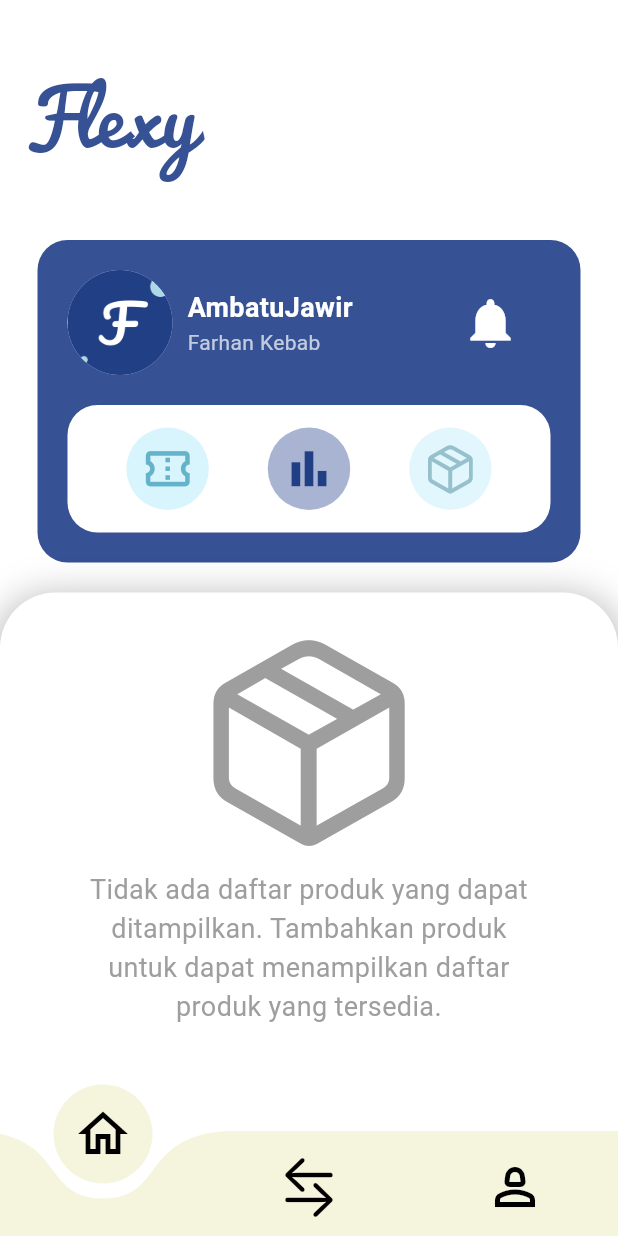
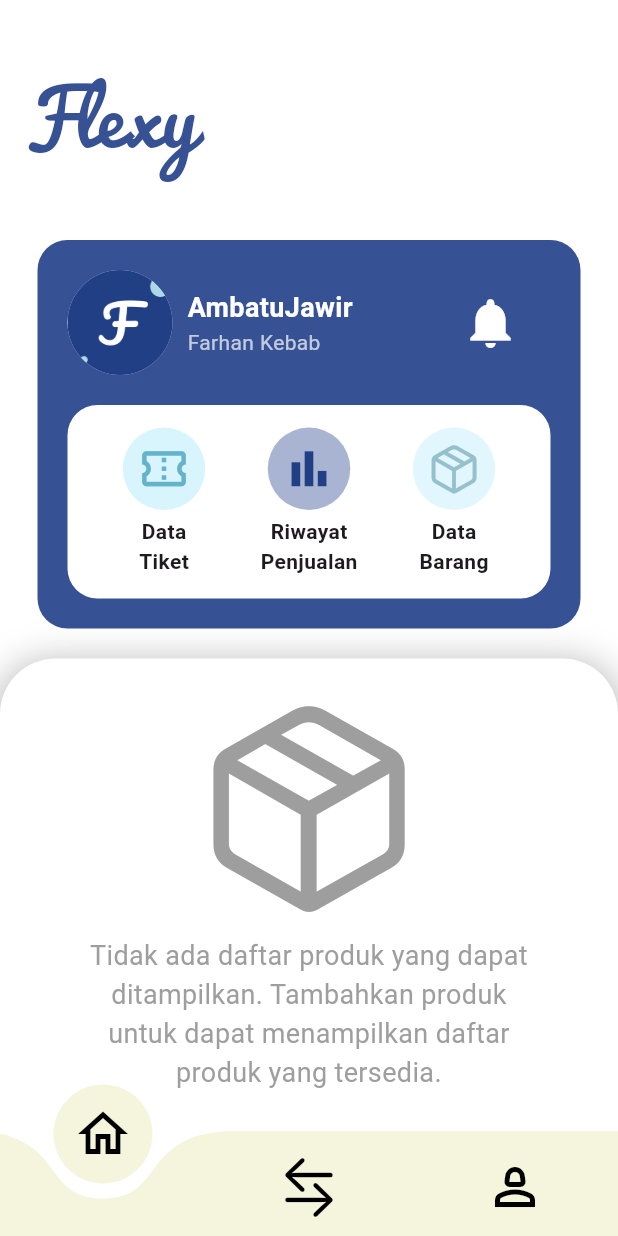
Before and after one commit to hanifaslam/appflexy, a Flutter app: the ProfileView screen opened by its route, after a tap on "Simpan", on a phone screen of 412 x 824 dp. Run offline on Flutter 3.47's test engine with Material 3 defaults, Android fonts, the phone set to English and light mode, and no system bars; drawn by our look-alikes of curved_navigation_bar; our stand-ins replace get.

Commit message:
navbar blm done

```diff
--- a/lib/app/modules/home/views/home_view.dart
+++ b/lib/app/modules/home/views/home_view.dart
@@ -1,6 +1,7 @@
 // ignore_for_file: avoid_print
 
 import 'package:apptiket/app/routes/app_pages.dart';
+import 'package:apptiket/app/widgets/navbar.dart';
 import 'package:flutter/cupertino.dart';
 import 'package:flutter/material.dart';
 import 'package:curved_navigation_bar/curved_navigation_bar.dart';
@@ -28,53 +29,33 @@ class _HomeViewState extends State<HomeView> {
   @override
   Widget build(BuildContext context) {
     return Scaffold(
-      appBar: _buildAppBar(), // AppBar dengan custom style
+      appBar: _buildAppBar(), // AppBar dengan gaya kustom
       body: Stack(
         children: [
           _buildBackground(), // Latar belakang putih
           _buildContent(), // Konten utama di atas latar
         ],
       ),
-      bottomNavigationBar: CurvedNavigationBar(
-        backgroundColor: Colors.white, // Latar belakang navbar
-        color: const Color(0xffF5F5DD), // Warna navbar
-        height: 70, // Tinggi navbar diperbesar
-        animationDuration: const Duration(milliseconds: 300), // Durasi animasi
+      bottomNavigationBar: CustomNavigationBar(
+        currentIndex: _pageIndex,
         onTap: (index) {
-          print('Tab index: $index'); // Log saat tab ditekan
           setState(() {
             _pageIndex = index; // Update halaman aktif
 
             // Navigasi ke halaman yang sesuai
             if (index == 0) {
-              Get.offAllNamed(Routes.HOME); // Ganti dengan nama rute yang sesuai
+              Get.offAllNamed(
+                  Routes.HOME); // Ganti dengan nama rute yang sesuai
             } else if (index == 1) {
-              Get.offAllNamed(Routes.HOME); // Ganti dengan nama rute yang sesuai
+              Get.offAllNamed(
+                  Routes.KASIR); // Ganti dengan nama rute yang sesuai
             } else if (index == 2) {
-              Get.offAllNamed(Routes.HOME); // Ganti dengan nama rute yang sesuai
+              Get.offAllNamed(
+                  Routes.SETTINGS); // Ganti dengan nama rute yang sesuai
             }
           });
         },
-        items: [
-          _buildNavBarItem(Icons.home_outlined),
-          _buildNavBarItem(CupertinoIcons.arrow_right_arrow_left),
-          _buildNavBarItem(Icons.person_2_outlined),
-        ],
       ),
-    );
-  }
-
-  // Widget untuk item navbar tanpa teks di bawah ikon
-  Widget _buildNavBarItem(IconData icon) {
-    return Column(
-      mainAxisSize: MainAxisSize.min,
-      children: [
-        CircleAvatar(
-          radius: 25, // Ukuran lingkaran
-          backgroundColor: const Color(0xffF5F5DD),
-          child: Icon(icon, color: Colors.black, size: 40),
-        ),
-      ],
     );
   }
 
@@ -185,16 +166,22 @@ class _HomeViewState extends State<HomeView> {
                 children: [
                   _buildCircularIconButton(
                     Icons.confirmation_num_outlined,
+                    'Data',
+                    'Tiket',
                     const Color(0xffD8F4FC),
                     const Color(0xff64B3CA),
                   ),
                   _buildCircularIconButton(
                     Icons.bar_chart,
+                    'Riwayat',
+                    'Penjualan',
                     const Color(0xffA8B4D1),
                     const Color(0xff213F84),
                   ),
                   _buildCircularIconButton(
                     CupertinoIcons.cube_box,
+                    'Data',
+                    'Barang',
                     const Color(0xffE2F7FD),
                     const Color(0xff96C0CC),
                   ),
@@ -256,13 +243,18 @@ class _HomeViewState extends State<HomeView> {
     );
   }
 
-  // Widget untuk tombol dengan ikon lingkaran (tanpa teks)
+  // Widget untuk tombol dengan ikon lingkaran
   Widget _buildCircularIconButton(
     IconData icon,
+    String label1,
+    String label2,
     Color circleColor,
     Color iconColor,
   ) {
-    return Container(
+    return Column(
+      mainAxisSize: MainAxisSize.min, // Ukuran minimum kolom
+      children: [
+        Container(
           decoration: BoxDecoration(
             shape: BoxShape.circle, // Bentuk lingkaran
             color: circleColor, // Warna latar
@@ -273,6 +265,15 @@ class _HomeViewState extends State<HomeView> {
             size: 35,
             color: iconColor, // Warna ikon
           ),
+        ),
+        const SizedBox(height: 4), // Jarak dengan teks
+        Column(
+          children: [
+            Text(label1, style: const TextStyle(fontWeight: FontWeight.bold)),
+            Text(label2, style: const TextStyle(fontWeight: FontWeight.bold)),
+          ],
+        ),
+      ],
     );
   }
 }
--- /dev/null
+++ b/lib/app/modules/kasir/views/custom_navigation_bar.dart
@@ -0,0 +1 @@
+// TODO Implement this library.
--- a/lib/app/routes/app_pages.dart
+++ b/lib/app/routes/app_pages.dart
@@ -1,15 +1,19 @@
-import 'package:apptiket/app/modules/penjualan/bindings/penjualan_binding.dart';
-import 'package:apptiket/app/modules/penjualan/views/penjualan_view.dart';
-import 'package:apptiket/app/modules/profile/bindings/profile_binding.dart';
 import 'package:get/get.dart';
 
 import '../modules/checkout/bindings/checkout_binding.dart';
 import '../modules/checkout/views/checkout_view.dart';
 import '../modules/home/bindings/home_binding.dart';
 import '../modules/home/views/home_view.dart';
+import '../modules/kasir/bindings/kasir_binding.dart';
+import '../modules/kasir/views/kasir_view.dart';
 import '../modules/login/bindings/login_binding.dart';
 import '../modules/login/views/login_view.dart';
+import '../modules/penjualan/bindings/penjualan_binding.dart';
+import '../modules/penjualan/views/penjualan_view.dart';
+import '../modules/profile/bindings/profile_binding.dart';
 import '../modules/profile/views/profile_view.dart';
+import '../modules/settings/bindings/settings_binding.dart';
+import '../modules/settings/views/settings_view.dart';
 import '../modules/tambah_produk/bindings/tambah_produk_binding.dart';
 import '../modules/tambah_produk/views/tambah_produk_view.dart';
 
@@ -51,5 +55,15 @@ class AppPages {
       page: () => CheckoutScreen(),
       binding: CheckoutBinding(),
     ),
+    GetPage(
+      name: _Paths.KASIR,
+      page: () => const KasirView(),
+      binding: KasirBinding(),
+    ),
+    GetPage(
+      name: _Paths.SETTINGS,
+      page: () => const SettingsView(),
+      binding: SettingsBinding(),
+    ),
   ];
 }
--- a/lib/app/routes/app_routes.dart
+++ b/lib/app/routes/app_routes.dart
@@ -9,6 +9,8 @@ abstract class Routes {
   static const TAMBAH_PRODUK = _Paths.TAMBAH_PRODUK;
   static const PENJUALAN = _Paths.PENJUALAN;
   static const CHECKOUT = _Paths.CHECKOUT;
+  static const KASIR = _Paths.KASIR;
+  static const SETTINGS = _Paths.SETTINGS;
 }
 
 abstract class _Paths {
@@ -19,4 +21,6 @@ abstract class _Paths {
   static const TAMBAH_PRODUK = '/tambah-produk';
   static const PENJUALAN = '/penjualan';
   static const CHECKOUT = '/checkout';
+  static const KASIR = '/kasir';
+  static const SETTINGS = '/settings';
 }
--- /dev/null
+++ b/lib/app/widgets/navbar.dart
@@ -0,0 +1,48 @@
+import 'package:flutter/material.dart';
+import 'package:flutter/cupertino.dart';
+import 'package:curved_navigation_bar/curved_navigation_bar.dart';
+import 'package:get/get.dart'; // Pastikan Anda memiliki GetX di pubspec.yaml
+
+class CustomNavigationBar extends StatelessWidget {
+  final int currentIndex; // Indeks halaman saat ini
+  final Function(int) onTap; // Callback untuk saat tab ditekan
+
+  CustomNavigationBar({
+    Key? key,
+    required this.currentIndex,
+    required this.onTap,
+  }) : super(key: key);
+
+  @override
+  Widget build(BuildContext context) {
+    return CurvedNavigationBar(
+      backgroundColor: Colors.white, // Latar belakang navbar
+      color: const Color(0xffF5F5DD), // Warna navbar
+      height: 70, // Tinggi navbar
+      animationDuration: const Duration(milliseconds: 300), // Durasi animasi
+      onTap: (index) {
+        print('Tab index: $index'); // Log saat tab ditekan
+        onTap(index); // Panggil callback yang diteruskan
+      },
+      items: [
+        _buildNavBarItem(Icons.home_outlined), // Item navbar tanpa teks
+        _buildNavBarItem(CupertinoIcons.arrow_right_arrow_left),
+        _buildNavBarItem(Icons.person_2_outlined),
+      ],
+    );
+  }
+
+  // Widget untuk item navbar tanpa teks di bawah ikon
+  Widget _buildNavBarItem(IconData icon) {
+    return Column(
+      mainAxisSize: MainAxisSize.min,
+      children: [
+        CircleAvatar(
+          radius: 25, // Ukuran lingkaran
+          backgroundColor: const Color(0xffF5F5DD),
+          child: Icon(icon, color: Colors.black, size: 40),
+        ),
+      ],
+    );
+  }
+}
```
Also changed, not shown: lib/app/modules/kasir/bindings/kasir_binding.dart (added, +12 -0 lines), lib/app/modules/kasir/controllers/kasir_controller.dart (added, +23 -0 lines), lib/app/modules/kasir/views/kasir_view.dart (added, +42 -0 lines), lib/app/modules/settings/bindings/settings_binding.dart (added, +12 -0 lines), lib/app/modules/settings/controllers/settings_controller.dart (added, +23 -0 lines), lib/app/modules/settings/views/settings_view.dart (added, +44 -0 lines), lib/main.dart (+6 -6 lines). Lines whose indentation alone changed are shown as unchanged.
